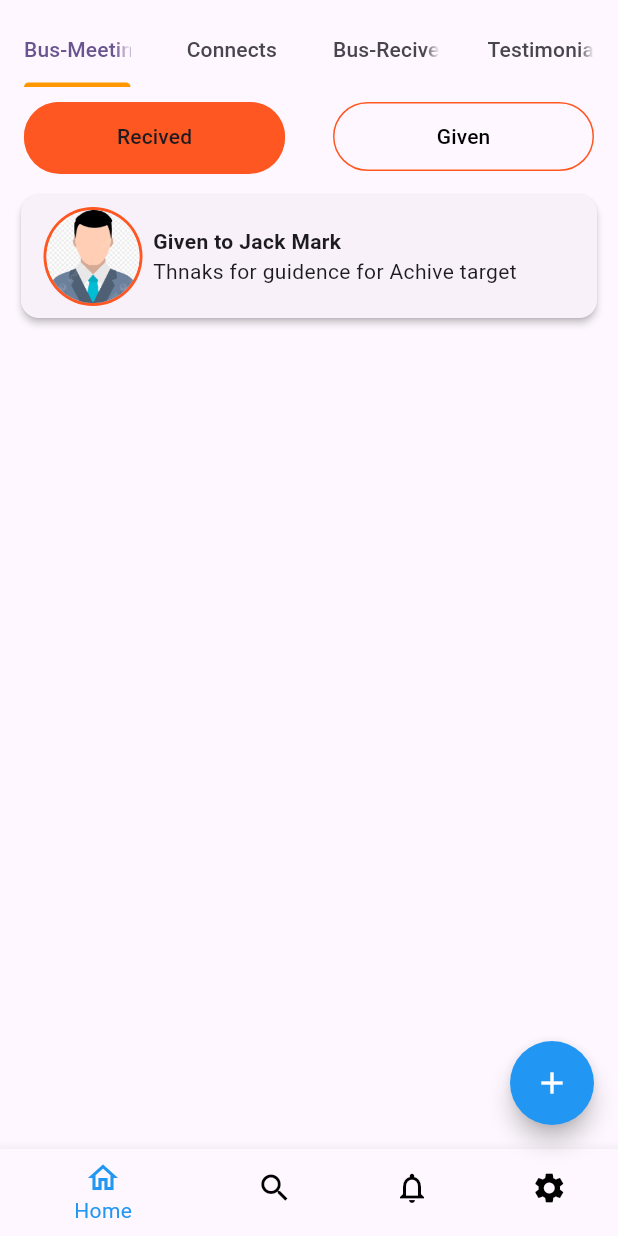
After one commit to siddharth7247/flutter-demo, a Flutter app: the screen it shows after launch, after a tap on "Tabbar demo", on a phone screen of 412 x 824 dp. The commit adds this screen. Run offline on Flutter 3.47's test engine with Material 3 defaults, Android fonts, the phone set to English and light mode, and no system bars.

Commit message:
Tabbar and Botton Navigationbar Task done

```diff
--- /dev/null
+++ b/lib/authentication/nested-tabbar_demo.dart
@@ -0,0 +1,100 @@
+import 'package:flutter/material.dart';
+
+class NestedTabbarDemo extends StatefulWidget {
+  const NestedTabbarDemo({super.key});
+
+  @override
+  State<NestedTabbarDemo> createState() => _NestedTabbarDemoState();
+}
+
+class _NestedTabbarDemoState extends State<NestedTabbarDemo>
+    with TickerProviderStateMixin {
+  late final TabController tabController;
+
+  @override
+  void initState() {
+    tabController = TabController(length: 2, vsync: this);
+    super.initState();
+  }
+
+  @override
+  Widget build(BuildContext context) {
+    return Scaffold(
+      body: Padding(
+        padding: const EdgeInsets.only(top: 10),
+        child: Column(
+          children: [
+            TabBar.secondary(
+                dividerColor: Colors.transparent,
+                controller: tabController,
+                unselectedLabelColor: Colors.black,
+                indicatorSize: TabBarIndicatorSize.label,
+                indicatorColor: Colors.deepOrange,
+                indicator: BoxDecoration(
+                    borderRadius: BorderRadius.circular(50),
+                    color: Colors.deepOrange),
+                tabs: [
+                  Tab(
+                    child: Container(
+                      decoration: BoxDecoration(
+                          borderRadius: BorderRadius.circular(50),
+                          border:
+                              Border.all(color: Colors.deepOrange, width: 1)),
+                      child: const Align(
+                        alignment: Alignment.center,
+                        child: Text("Recived"),
+                      ),
+                    ),
+                  ),
+                  Tab(
+                    child: Container(
+                      decoration: BoxDecoration(
+                          borderRadius: BorderRadius.circular(50),
+                          border:
+                              Border.all(color: Colors.deepOrange, width: 1)),
+                      child: const Align(
+                        alignment: Alignment.center,
+                        child: Text("Given"),
+                      ),
+                    ),
+                  ),
+                ]),
+            Container(
+              margin: EdgeInsets.all(10),
+              height: 90,
+              width: double.infinity,
+              child: Card(
+                elevation: 2,
+                child: Padding(
+                  padding: EdgeInsets.all(8.0),
+                  child: Row(
+                    children: [
+                      Container(
+                        height: 80,
+                        width: 80,
+                         decoration:const BoxDecoration(
+                          shape: BoxShape.circle,
+                          color: Colors.deepOrange
+                         ),
+                         child: const Padding(padding: EdgeInsets.all(2),child: CircleAvatar(backgroundImage: AssetImage('assets/images/user.png'),),),
+                      ),
+                      const Column(
+                        mainAxisAlignment: MainAxisAlignment.center,
+                        crossAxisAlignment: CrossAxisAlignment.start,
+                        children: [
+
+                          Text('Given to Jack Mark',style: TextStyle(fontWeight: FontWeight.bold),),
+                          Text('Thnaks for guidence for Achive target',style: TextStyle(fontWeight: FontWeight.normal))
+                        ],
+                      )
+                    ],
+                  ),
+                ),
+              ),
+            ),
+          ],
+        ),
+      ),
+    );
+  }
+}
--- /dev/null
+++ b/lib/authentication/splash_screen.dart
@@ -0,0 +1,38 @@
+import 'package:flutter/material.dart';
+
+class SplashScreen extends StatefulWidget {
+  const SplashScreen({super.key});
+
+  @override
+  State<SplashScreen> createState() => _SplashScreenState();
+}
+
+class _SplashScreenState extends State<SplashScreen> {
+  @override
+  Widget build(BuildContext context) {
+    return Scaffold(
+       backgroundColor: Colors.yellow,
+      body: Padding(
+        padding:const EdgeInsets.all(50.0),
+        child: Center(
+          child: Column(
+            mainAxisAlignment: MainAxisAlignment.end,
+            crossAxisAlignment: CrossAxisAlignment.center,
+            children: [
+              const SizedBox(height: 30,),
+              const Text("Build Awesome Apps",style: TextStyle(fontSize: 30,fontWeight: FontWeight.bold),),
+              const Text("Lets put your creativity on the development highway",style: TextStyle(fontSize: 15,fontWeight: FontWeight.bold),textAlign: TextAlign.center,),
+              Row(
+                children: [
+                  ElevatedButton(onPressed: (){}, child: const Text("LOGIN"),),
+                  const SizedBox(width: 100,),
+                  ElevatedButton(onPressed: (){}, child: const Text("SIGNUP"))
+                ],
+              )
+            ],
+          ),
+        ),
+      ),
+    );
+  }
+}
--- a/lib/home_screen.dart
+++ b/lib/home_screen.dart
@@ -1,4 +1,6 @@
 import 'package:flutter/material.dart';
+import 'package:flutter_demo/authentication/splash_screen.dart';
+import 'package:flutter_demo/tabbar_demo.dart';
 import 'package:flutter_demo/widgets_demo.dart';
 
 class Homescreen extends StatefulWidget {
@@ -22,7 +24,13 @@ class _HomescreenState extends State<Homescreen> {
           children: [
             ElevatedButton(onPressed: (){
               Navigator.push(context, MaterialPageRoute(builder:(context) => const Widgetsdemo()));
-            }, child: const Text("Widgets demo"))
+            }, child: const Text("Widgets demo")),
+            ElevatedButton(onPressed: (){
+              Navigator.push(context, MaterialPageRoute(builder:(context) => const SplashScreen()));
+            }, child: const Text("Signup App")),
+             ElevatedButton(onPressed: (){
+              Navigator.push(context, MaterialPageRoute(builder:(context) => const TabbarDemo()));
+            }, child: const Text("Tabbar demo"))
           ],
         ),
       ),
--- /dev/null
+++ b/lib/tabbar_demo.dart
@@ -0,0 +1,85 @@
+import 'package:flutter/material.dart';
+import 'package:flutter_demo/authentication/nested-tabbar_demo.dart';
+
+class TabbarDemo extends StatefulWidget {
+  const TabbarDemo({super.key});
+
+  @override
+  State<TabbarDemo> createState() => _TabbarDemoState();
+}
+
+class _TabbarDemoState extends State<TabbarDemo> {
+  int selectedIndex = 0;
+
+  void onNavBarItemTap(int index) {
+    setState(() {
+      selectedIndex = index;
+    });
+  }
+
+  @override
+  Widget build(BuildContext context) {
+    return DefaultTabController(
+      length: 4,
+      child: Scaffold(
+        appBar: AppBar(
+          toolbarHeight: 10,
+          automaticallyImplyLeading: false,
+          bottom: const TabBar(
+            indicatorColor: Colors.orange,
+            dividerColor: Colors.transparent,
+            tabs: [
+              Tab(
+                text: 'Bus-Meeting',
+              ),
+              Tab(
+                text: 'Connects',
+              ),
+              Tab(
+                text: 'Bus-Recived',
+              ),
+              Tab(
+                text: 'Testimonials',
+              )
+          ]),
+        ),
+        body: const TabBarView(children: [
+          NestedTabbarDemo(),
+          NestedTabbarDemo(),
+          NestedTabbarDemo(),
+          NestedTabbarDemo()
+        ]),
+        bottomNavigationBar: Container(
+          decoration: const BoxDecoration(
+              color: Colors.amber,
+              borderRadius: BorderRadius.only(
+                  topRight: Radius.circular(100),
+                  topLeft: Radius.circular(100))),
+          child: BottomNavigationBar(
+            items: const [
+              BottomNavigationBarItem(
+                  icon: Icon(Icons.home_outlined), label: 'Home'),
+              BottomNavigationBarItem(
+                  icon: Icon(Icons.search), label: 'Search'),
+              BottomNavigationBarItem(
+                  icon: Icon(Icons.notifications_outlined),
+                  label: 'Notification'),
+              BottomNavigationBarItem(
+                  icon: Icon(Icons.settings), label: 'Setting')
+            ],
+            currentIndex: selectedIndex,
+            onTap: onNavBarItemTap,
+            selectedItemColor: Colors.blue,
+            unselectedItemColor: Colors.black,
+          ),
+        ),
+        floatingActionButton: FloatingActionButton(
+          onPressed: () {},
+          shape: const CircleBorder(),
+          backgroundColor: Colors.blue,
+          child: const Icon(Icons.add,color: Colors.white,),
+        ),
+      ),
+    );
+  }
+}
--- a/pubspec.yaml
+++ b/pubspec.yaml
@@ -59,9 +59,9 @@ flutter:
   uses-material-design: true
 
   # To add assets to your application, add an assets section, like this:
-  # assets:
-  #   - images/a_dot_burr.jpeg
-  #   - images/a_dot_ham.jpeg
+  assets:
+    - assets/images/user.png
+
 
   # An image asset can refer to one or more resolution-specific "variants", see
   # https://flutter.dev/to/resolution-aware-images
```
Also changed, not shown: assets/images/user.png (added).
